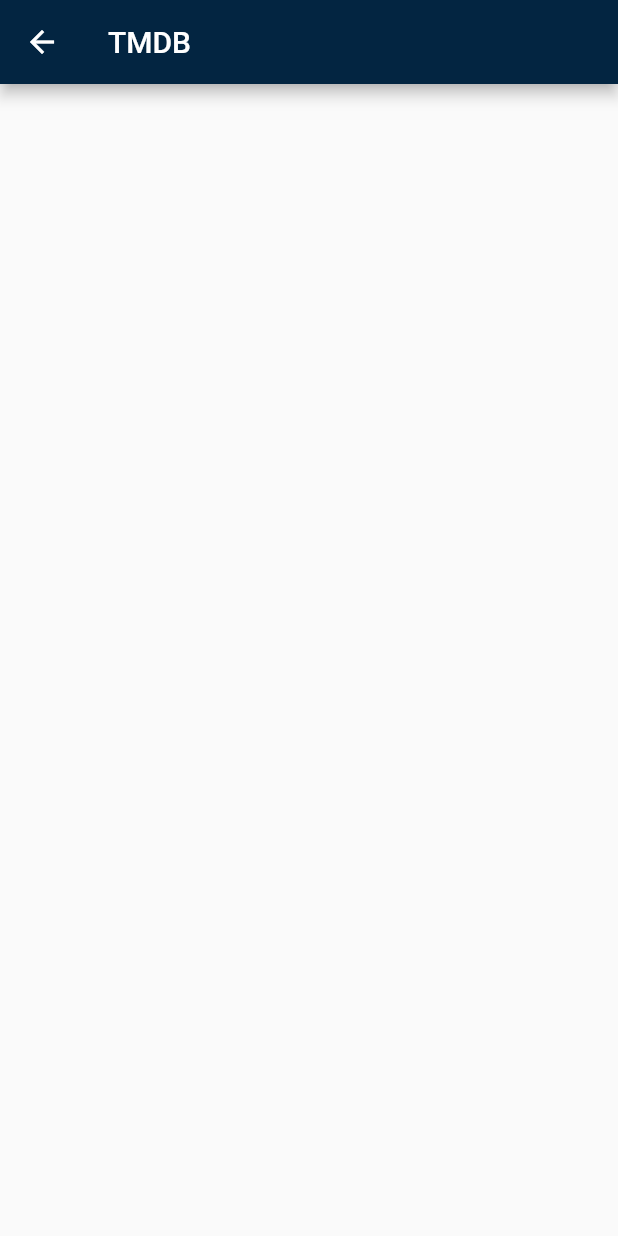
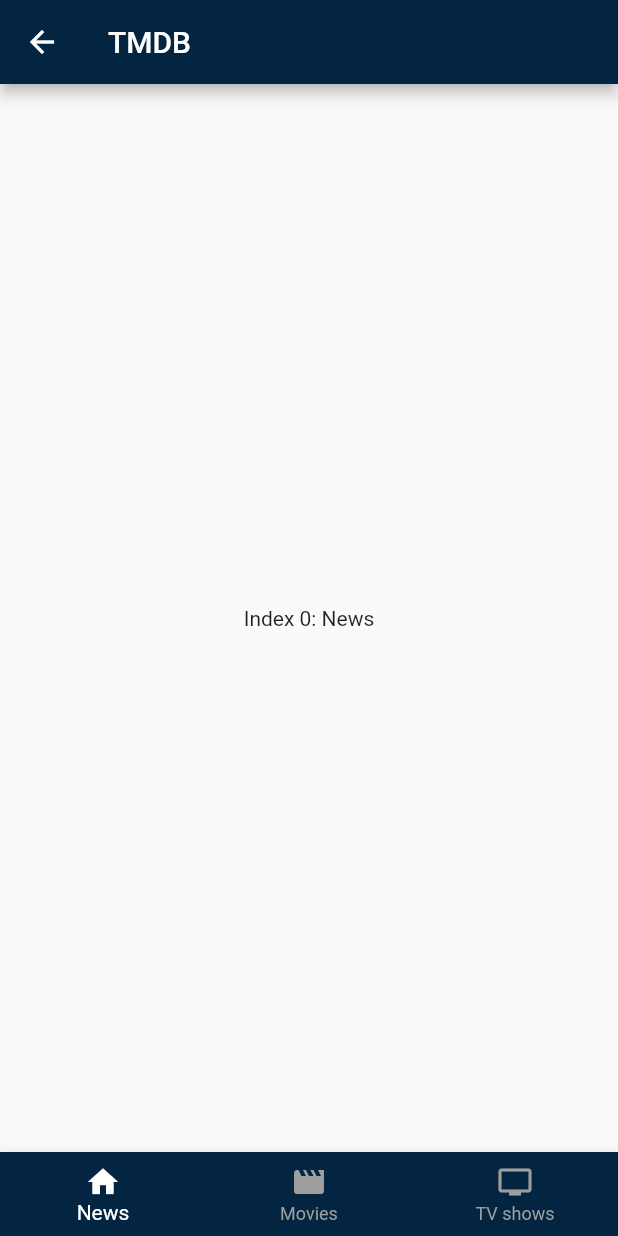
Before and after one commit to aiserrock/basic_samples_flutter, a Flutter app: the MainScreenWidget screen opened by its route, on a phone screen of 412 x 824 dp. Run offline on Flutter 3.47's test engine with Material 2 defaults, Android fonts, the phone set to English and light mode, and no system bars; missing offline and left inert: flutter_application_1.

Commit message:
added bottom navbar

```diff
--- /dev/null
+++ b/themoviedb/lib/Theme/app_colors.dart
@@ -0,0 +1,5 @@
+import 'package:flutter/material.dart';
+
+abstract class AppColors {
+  static const mainDarkBlue = Color.fromRGBO(3, 37, 65, 1);
+}
--- a/themoviedb/lib/widgets/auth/auth_widget.dart
+++ b/themoviedb/lib/widgets/auth/auth_widget.dart
@@ -81,8 +81,8 @@ class _FormWidget extends StatefulWidget {
 }
 
 class __FormWidgetState extends State<_FormWidget> {
-  final _loginTextController = TextEditingController();
-  final _passwordTextController = TextEditingController();
+  final _loginTextController = TextEditingController(text:'admin');
+  final _passwordTextController = TextEditingController(text:'admin');
   String? errorText;
 
   void _auth() {
--- a/themoviedb/lib/widgets/main_screen/main_screen_widget.dart
+++ b/themoviedb/lib/widgets/main_screen/main_screen_widget.dart
@@ -8,12 +8,44 @@ class MainScreenWidget extends StatefulWidget {
 }
 
 class _MainScreenWidgetState extends State<MainScreenWidget> {
+  int _selectedTab = 0;
+  static const List<Widget> _widgetOptions = <Widget>[
+    Text(
+      'Index 0: News',
+    ),
+    Text(
+      'Index 1: Movies',
+    ),
+    Text(
+      'Index 2: Tv shows',
+    ),
+  ];
+
+  void onSelectTab(int index) {
+    if (_selectedTab == index) return;
+    setState(() {
+      _selectedTab = index;
+    });
+  }
+
   @override
   Widget build(BuildContext context) {
     return Scaffold(
       appBar: AppBar(
         title: Text('TMDB'),
       ),
+      body: Center(
+        child: _widgetOptions[_selectedTab],
+      ),
+      bottomNavigationBar: BottomNavigationBar(
+        currentIndex: _selectedTab,
+        items: [
+          BottomNavigationBarItem(icon: Icon(Icons.home), label: 'News'),
+          BottomNavigationBarItem(icon: Icon(Icons.movie), label: 'Movies'),
+          BottomNavigationBarItem(icon: Icon(Icons.tv), label: 'TV shows'),
+        ],
+        onTap: onSelectTab,
+      ),
     );
   }
 }
```
Also changed, not shown: themoviedb/lib/main.dart (+7 -1 lines).
